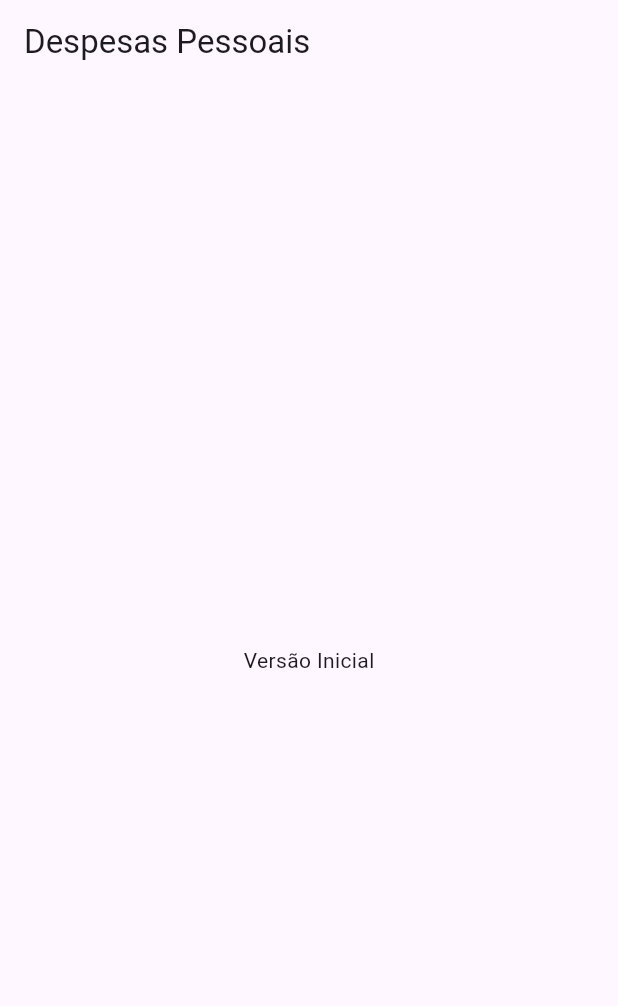
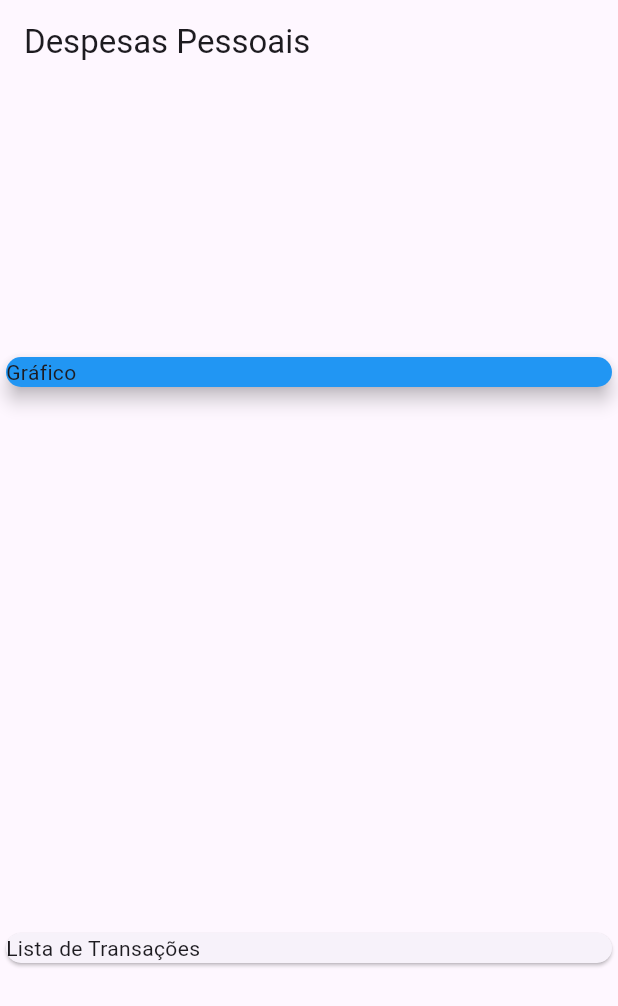
Before and after one commit to adevalter/expenses, a Flutter app: the screen it shows after launch, on a phone screen of 412 x 824 dp. Shown: the top 1006 px of the screen. Run offline on Flutter 3.47's test engine with Material 3 defaults, Android fonts, the phone set to English and light mode, and no system bars.

```diff
--- a/lib/main.dart
+++ b/lib/main.dart
@@ -1,3 +1,4 @@
+import 'package:expenses/model/transaction.dart';
 import 'package:flutter/material.dart';
 
 void main() => runApp(ExpensesApp());
@@ -12,14 +13,41 @@ class ExpensesApp extends StatelessWidget {
 }
 
 class MyHomePage extends StatelessWidget {
-  const MyHomePage({super.key});
+
+  MyHomePage({super.key});
+
+  final _transaction = [
+    Transaction(
+        id: 't1',
+        title: 'Novo Tênis Corrida',
+        value: 310.76,
+        date: DateTime.now()),
+        Transaction(
+        id: 't2',
+        title: 'Conta luz',
+        value: 310.76,
+        date: DateTime.now())
+  ];
+
+
 
   @override
   Widget build(BuildContext context) {
     return Scaffold(
       appBar: AppBar(title: const Text('Despesas Pessoais')),
-      body: const Center(
-        child: Text('Versão Inicial'),
+      body: Column(
+        mainAxisAlignment: MainAxisAlignment.spaceAround,
+        crossAxisAlignment: CrossAxisAlignment.stretch,
+        children: <Widget>[
+          Container(
+            width: double.infinity,
+            child: const Card(
+                color: Colors.blue, elevation: 5, child: Text("Gráfico")),
+          ),
+          Card(
+            child: Text('Lista de Transações'),
+          )
+        ],
       ),
     );
   }
--- /dev/null
+++ b/lib/model/transaction.dart
@@ -0,0 +1,12 @@
+class Transaction {
+  final String id;
+  final String title;
+  final double value;
+  final DateTime date;
+
+  Transaction(
+      {required this.id,
+      required this.title,
+      required this.value,
+      required this.date});
+}
```
